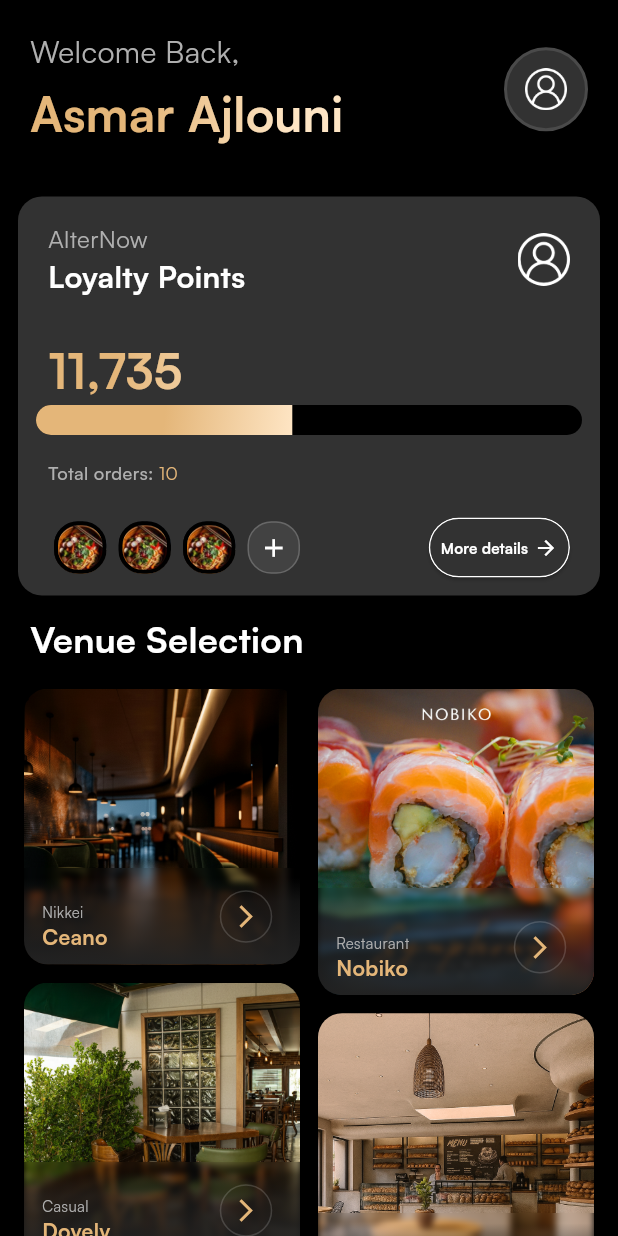
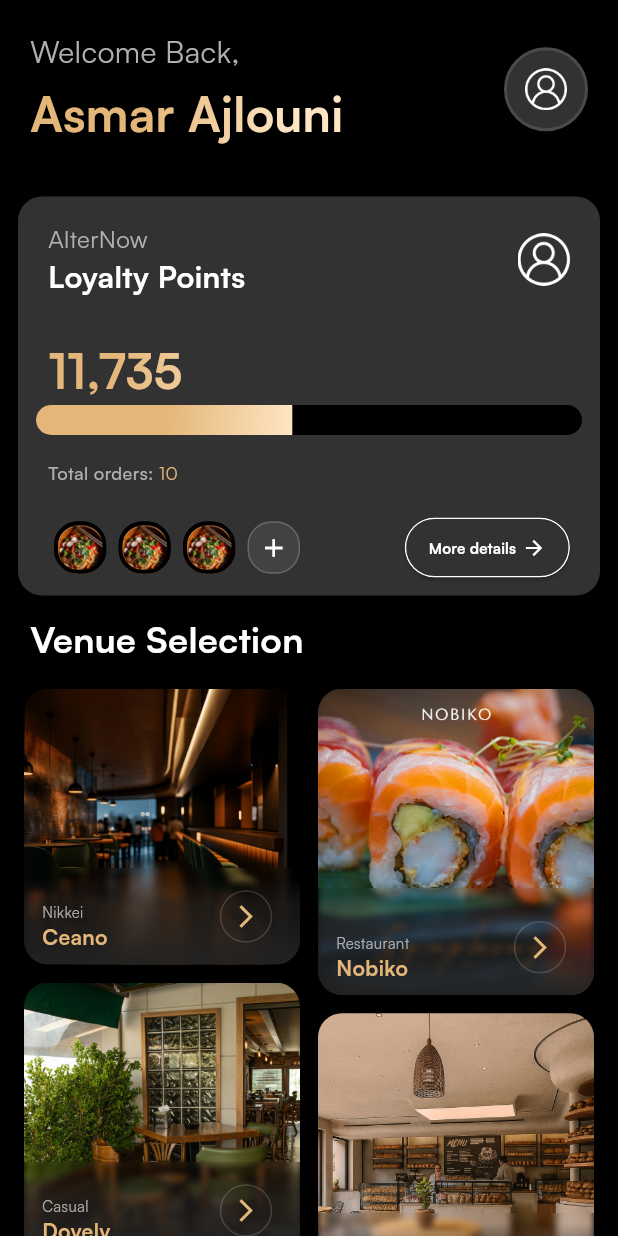
Before and after one commit to Garfend/technical_assesment, a Flutter app: the screen it shows after launch, on a phone screen of 412 x 824 dp. Run offline on Flutter 3.47's test engine with Material 3 defaults, Android fonts, the phone set to English and light mode, and no system bars; our stand-ins replace device_preview, equatable, go_router.

Commit message:
make padding horizontal only and increase the number

```diff
--- a/lib/features/home/ui/widgets/continue_button.dart
+++ b/lib/features/home/ui/widgets/continue_button.dart
@@ -16,7 +16,7 @@ class ContinueButton extends StatelessWidget {
     return ElevatedButton(
       clipBehavior: Clip.antiAlias,
       style: ElevatedButton.styleFrom(
-        padding: EdgeInsets.all(AppSpacing.xs),
+        padding: EdgeInsets.symmetric(horizontal: AppSpacing.md),
         foregroundColor: Colors.white,
         side: BorderSide(color: Colors.white),
         shape: RoundedRectangleBorder(
```
